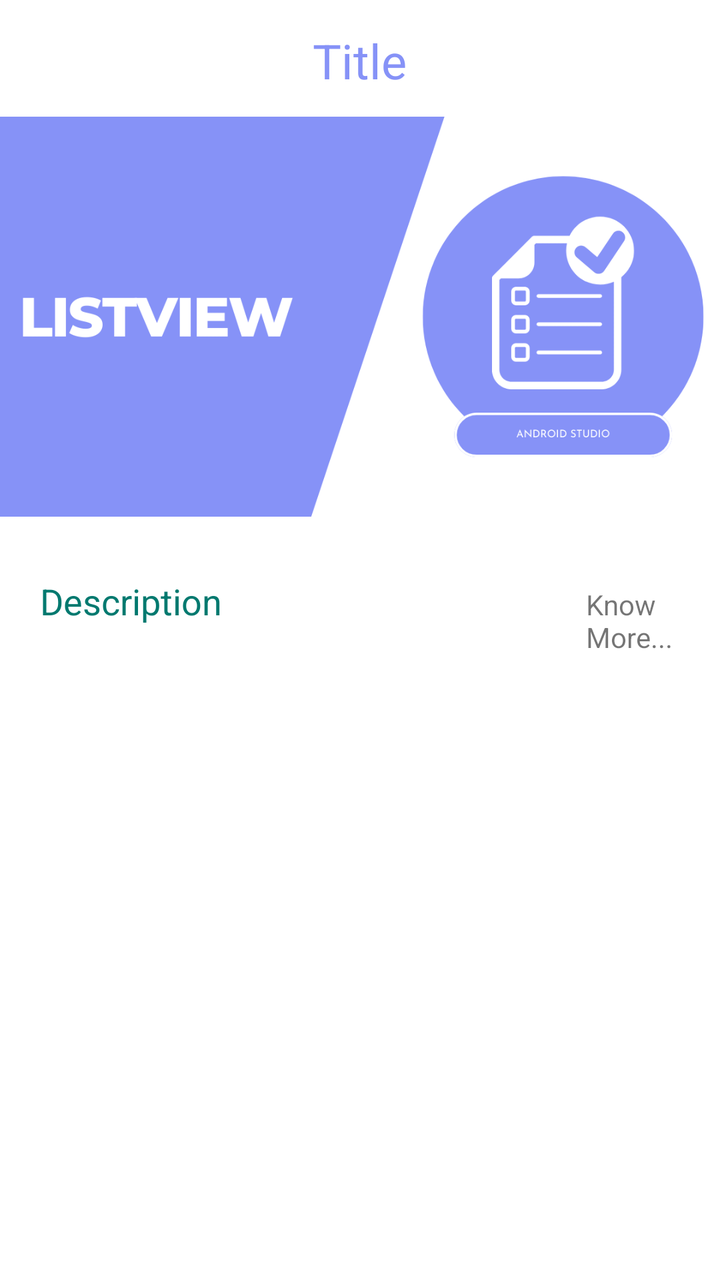
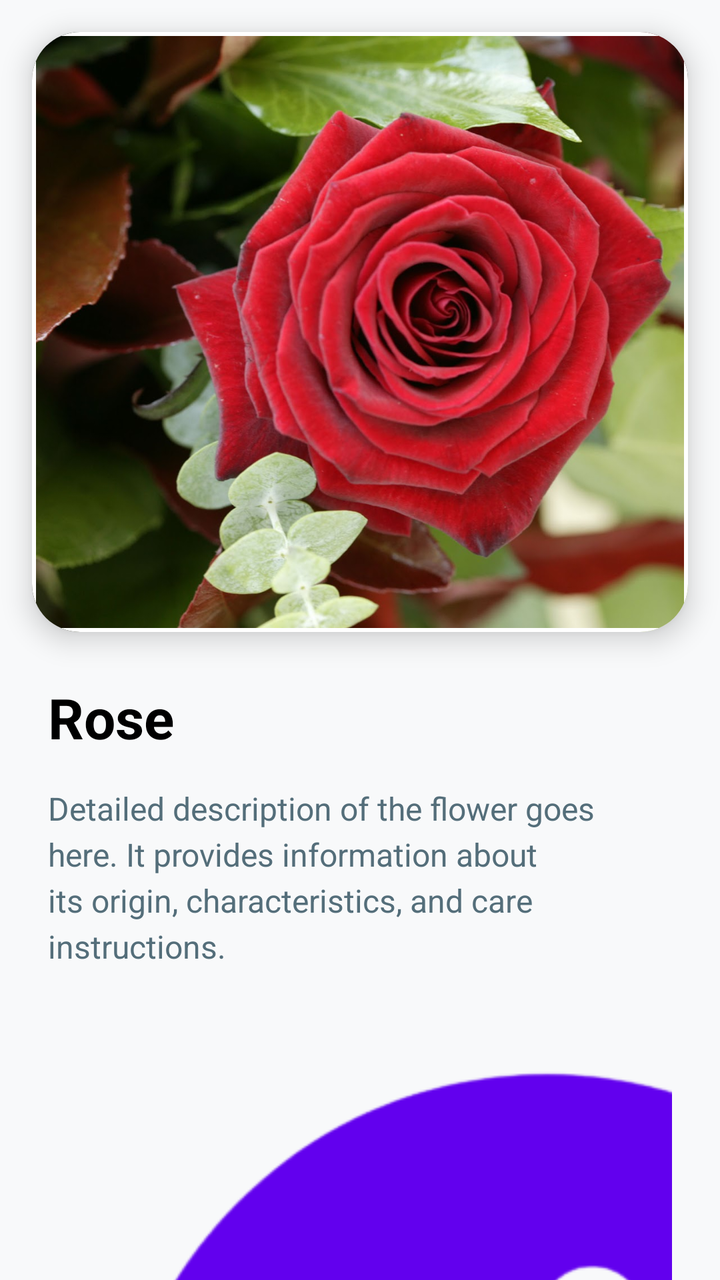

An Android layout rendered at two revisions. The XML below is the earlier revision; the diff shows what the commit changed to produce the second picture.
<!-- AndroidManifest.xml: application theme Theme.MaterialComponents.Light.NoActionBar -->
<!-- res/layout/activity_detail.xml -->
<?xml version="1.0" encoding="utf-8"?>
<LinearLayout
    xmlns:android="http://schemas.android.com/apk/res/android"
    xmlns:app="http://schemas.android.com/apk/res-auto"
    xmlns:tools="http://schemas.android.com/tools"
    android:layout_width="match_parent"
    android:layout_height="match_parent"
    android:orientation="vertical"
    tools:context=".DetailActivity">

    <TextView
        android:layout_width="wrap_content"
        android:layout_height="wrap_content"
        android:id="@+id/detailTitle"
        android:layout_marginTop="14dp"
        android:text="Title"
        android:textSize="24sp"
        android:layout_gravity="center"
        android:textColor="@color/lavender"
        android:layout_marginBottom="12dp"/>

    <ImageView
        android:layout_width="400dp"
        android:layout_height="200dp"
        android:id="@+id/detailImage"
        android:padding="8dp"
        android:layout_gravity="center"
        android:src="@drawable/list_detail"
        android:scaleType="centerCrop"/>

    
    <LinearLayout
        android:layout_width="match_parent"
        android:layout_height="wrap_content"
        android:orientation="horizontal"
        android:layout_marginTop="10dp"
        android:padding="10dp">

        <TextView
            android:layout_width="0dp"
            android:layout_height="wrap_content"
            android:layout_weight="1"
            android:text="Description"
            android:padding="10dp"
            android:textColor="@color/btn"
            android:textSize="18sp"
            android:id="@+id/detailDesc"/>

        <TextView
            android:id="@+id/detailImage1"
            android:layout_width="65dp"
            android:layout_height="65dp"
            android:text="Know More..."
            android:padding="8dp"
            android:scaleType="centerCrop"
             />
    </LinearLayout>

</LinearLayout>
<!-- resources referenced by this layout -->
<resources>
  <color name="btn">#01796F</color>
  <color name="lavender">#8692f7</color>
  <!-- drawable list_detail: png bitmap (drawable, 35609 bytes) -->
</resources>

<!-- the commit's change to res/layout/activity_detail.xml (unified diff, before → after) -->
@@ -1,59 +1,74 @@
 <?xml version="1.0" encoding="utf-8"?>
-<LinearLayout
-    xmlns:android="http://schemas.android.com/apk/res/android"
+<androidx.core.widget.NestedScrollView xmlns:android="http://schemas.android.com/apk/res/android"
     xmlns:app="http://schemas.android.com/apk/res-auto"
     xmlns:tools="http://schemas.android.com/tools"
     android:layout_width="match_parent"
     android:layout_height="match_parent"
-    android:orientation="vertical"
+    android:background="#F8F9FA"
     tools:context=".DetailActivity">
 
-    <TextView
-        android:layout_width="wrap_content"
-        android:layout_height="wrap_content"
-        android:id="@+id/detailTitle"
-        android:layout_marginTop="14dp"
-        android:text="Title"
-        android:textSize="24sp"
-        android:layout_gravity="center"
-        android:textColor="@color/lavender"
-        android:layout_marginBottom="12dp"/>
-
-    <ImageView
-        android:layout_width="400dp"
-        android:layout_height="200dp"
-        android:id="@+id/detailImage"
-        android:padding="8dp"
-        android:layout_gravity="center"
-        android:src="@drawable/list_detail"
-        android:scaleType="centerCrop"/>
-
-    
     <LinearLayout
         android:layout_width="match_parent"
         android:layout_height="wrap_content"
-        android:orientation="horizontal"
-        android:layout_marginTop="10dp"
-        android:padding="10dp">
+        android:orientation="vertical">
+
+        <androidx.cardview.widget.CardView
+            android:layout_width="match_parent"
+            android:layout_height="300dp"
+            android:layout_margin="16dp"
+            app:cardCornerRadius="24dp"
+            app:cardElevation="8dp">
+
+            <ImageView
+                android:id="@+id/detailImage"
+                android:layout_width="match_parent"
+                android:layout_height="match_parent"
+                android:scaleType="centerCrop"
+                android:src="@drawable/rose" />
+
+            <View
+                android:layout_width="match_parent"
+                android:layout_height="match_parent"
+                android:background="@drawable/border" />
+        </androidx.cardview.widget.CardView>
 
         <TextView
-            android:layout_width="0dp"
+            android:id="@+id/detailTitle"
+            android:layout_width="wrap_content"
             android:layout_height="wrap_content"
-            android:layout_weight="1"
-            android:text="Description"
-            android:padding="10dp"
-            android:textColor="@color/btn"
-            android:textSize="18sp"
-            android:id="@+id/detailDesc"/>
+            android:layout_marginStart="24dp"
+            android:layout_marginTop="8dp"
+            android:text="Rose"
+            android:textColor="@color/black"
+            android:textSize="28sp"
+            android:textStyle="bold" />
 
         <TextView
-            android:id="@+id/detailImage1"
-            android:layout_width="65dp"
-            android:layout_height="65dp"
+            android:id="@+id/detailDesc"
+            android:layout_width="match_parent"
+            android:layout_height="wrap_content"
+            android:layout_marginHorizontal="24dp"
+            android:layout_marginTop="16dp"
+            android:lineSpacingExtra="4dp"
+            android:text="Detailed description of the flower goes here. It provides information about its origin, characteristics, and care instructions."
+            android:textColor="#546E7A"
+            android:textSize="16sp" />
+
+        <com.google.android.material.button.MaterialButton
+            android:id="@+id/knowMoreBtn"
+            style="@style/Widget.MaterialComponents.Button.TextButton"
+            android:layout_width="wrap_content"
+            android:layout_height="wrap_content"
+            android:layout_gravity="end"
+            android:layout_marginEnd="24dp"
+            android:layout_marginTop="16dp"
+            android:layout_marginBottom="24dp"
             android:text="Know More..."
-            android:padding="8dp"
-            android:scaleType="centerCrop"
-             />
+            android:textColor="@color/btn"
+            app:icon="@drawable/backbtn"
+            app:iconGravity="end"
+            app:iconPadding="8dp"
+            android:rotationY="180"/>
+
     </LinearLayout>
-
-</LinearLayout>
+</androidx.core.widget.NestedScrollView>
<!-- resource entries referenced after the edit -->
@@ -1,7 +1,15 @@
 <!-- resources referenced by this layout -->
 <resources>
+  <color name="black">#FF000000</color>
   <color name="btn">#01796F</color>
-  <color name="lavender">#8692f7</color>
-  <!-- drawable list_detail: png bitmap (drawable, 35609 bytes) -->
+  <!-- drawable backbtn: png bitmap (drawable, 147848 bytes) -->
+  <!-- drawable border (drawable) -->
+  <?xml version="1.0" encoding="utf-8"?>
+  <shape xmlns:android="http://schemas.android.com/apk/res/android"
+      android:shape="rectangle">
+      <stroke android:width="2dp" android:color="#FFFFFF" />
+  
+  </shape>
+  <!-- drawable rose: jpg bitmap (drawable, 166858 bytes) -->
 </resources>
 
